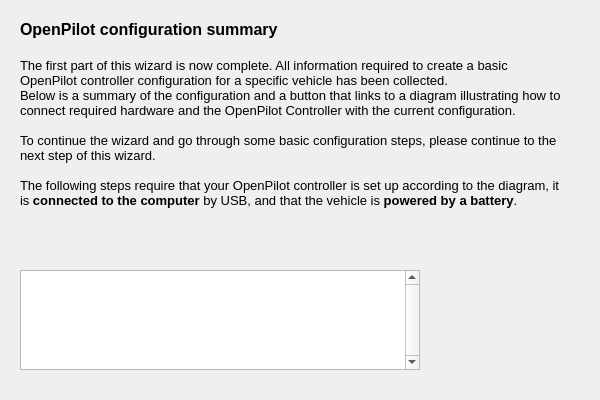
Above: ground/openpilotgcs/src/plugins/setupwizard/pages/summarypage.ui from openpilot/OpenPilot before the change. Below: the same form after it.
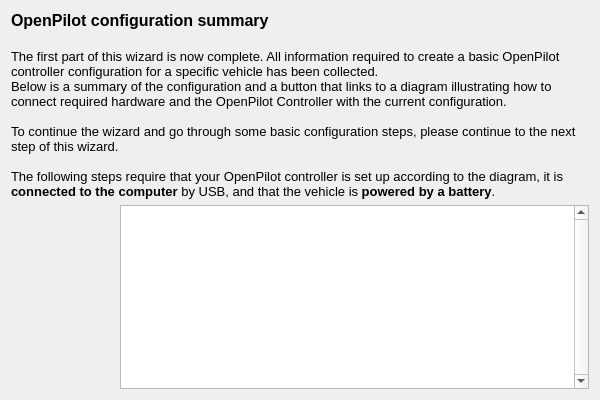
That is the form after the change. Icons and pictures are not drawn.

Commit message: GCS-Added layouts to new wiz

Diff of the .ui file:
```diff
--- a/ground/openpilotgcs/src/plugins/setupwizard/pages/summarypage.ui
+++ b/ground/openpilotgcs/src/plugins/setupwizard/pages/summarypage.ui
@@ -13,15 +13,9 @@
   <property name="windowTitle">
    <string>WizardPage</string>
   </property>
+  <layout class="QVBoxLayout" name="verticalLayout">
+   <item>
   <widget class="QLabel" name="label">
-   <property name="geometry">
-    <rect>
-     <x>20</x>
-     <y>20</y>
-     <width>541</width>
-     <height>241</height>
-    </rect>
-   </property>
    <property name="text">
     <string>&lt;!DOCTYPE HTML PUBLIC &quot;-//W3C//DTD HTML 4.0//EN&quot; &quot;http://www.w3.org/TR/REC-html40/strict.dtd&quot;&gt;
 &lt;html&gt;&lt;head&gt;&lt;meta name=&quot;qrichtext&quot; content=&quot;1&quot; /&gt;&lt;style type=&quot;text/css&quot;&gt;
@@ -43,15 +37,11 @@
     <bool>true</bool>
    </property>
   </widget>
+   </item>
+   <item>
+    <layout class="QHBoxLayout" name="horizontalLayout">
+     <item>
   <widget class="QToolButton" name="illustrationButton">
-   <property name="geometry">
-    <rect>
-     <x>460</x>
-     <y>271</y>
-     <width>100</width>
-     <height>100</height>
-    </rect>
-   </property>
    <property name="toolTip">
     <string>Show connection diagram for configuration</string>
    </property>
@@ -85,15 +75,9 @@
     <enum>Qt::ToolButtonIconOnly</enum>
    </property>
   </widget>
+     </item>
+     <item>
   <widget class="QTextEdit" name="configurationSummary">
-   <property name="geometry">
-    <rect>
-     <x>20</x>
-     <y>270</y>
-     <width>400</width>
-     <height>100</height>
-    </rect>
-   </property>
    <property name="font">
     <font>
      <pointsize>10</pointsize>
@@ -109,6 +93,10 @@
     <set>Qt::TextSelectableByKeyboard|Qt::TextSelectableByMouse</set>
    </property>
   </widget>
+     </item>
+    </layout>
+   </item>
+  </layout>
  </widget>
  <resources>
   <include location="../wizardResources.qrc"/>
```
Lines whose indentation alone changed are shown as unchanged. The commit also changes 14 other files.
